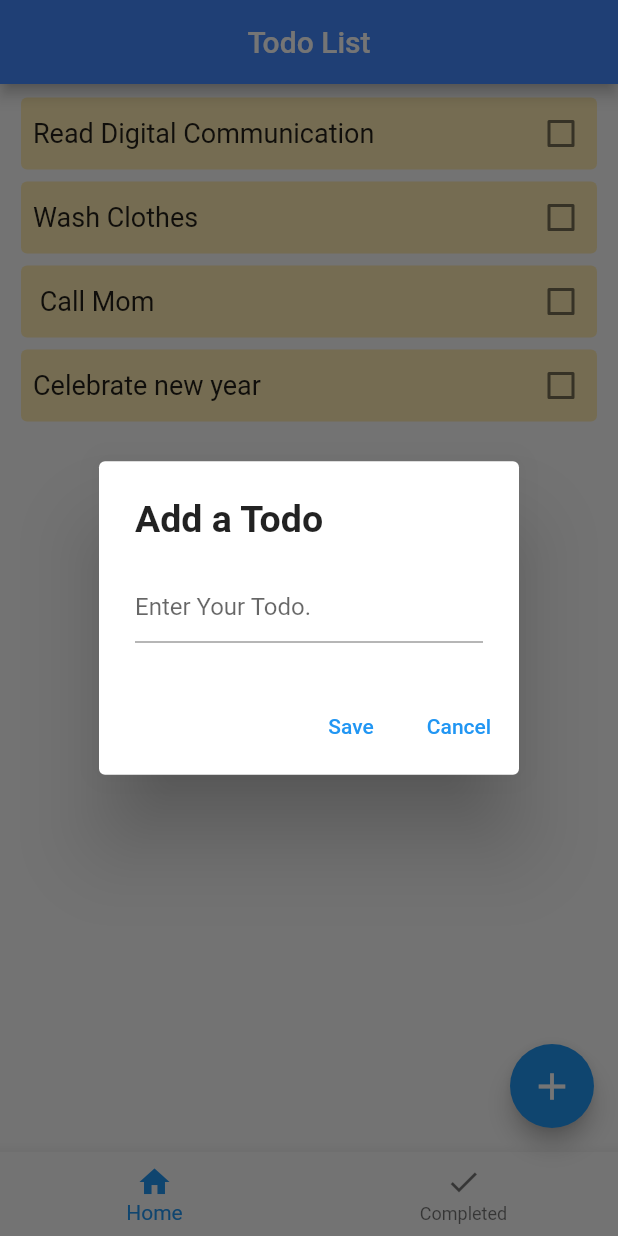
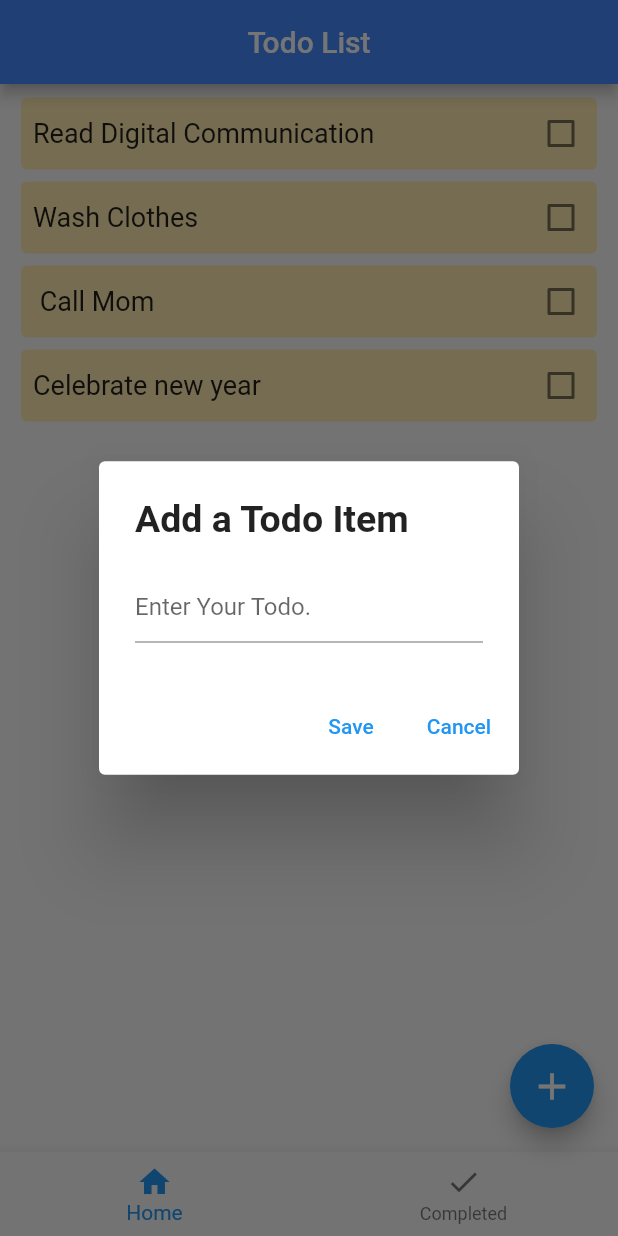
Before and after one commit to basu-dev/Flutter-Todo-App, a Flutter app: the screen it shows after launch, after a tap on the "add" icon, on a phone screen of 412 x 824 dp. Run offline on Flutter 3.47's test engine with Material 2 defaults, Android fonts, the phone set to English and light mode, and no system bars.

Commit message:
Almost complete

```diff
--- a/lib/widgets/add_item_dialog.dart
+++ b/lib/widgets/add_item_dialog.dart
@@ -27,7 +27,7 @@ class _AddItemDialogState extends State<AddItemDialog> {
   Widget build(BuildContext context) {
     return AlertDialog(
       title: Text(
-        "Add a Todo",
+        "Add a Todo Item",
         style: TextStyle(fontSize: 25.0, fontWeight: FontWeight.bold),
       ),
       content: Container(
```
